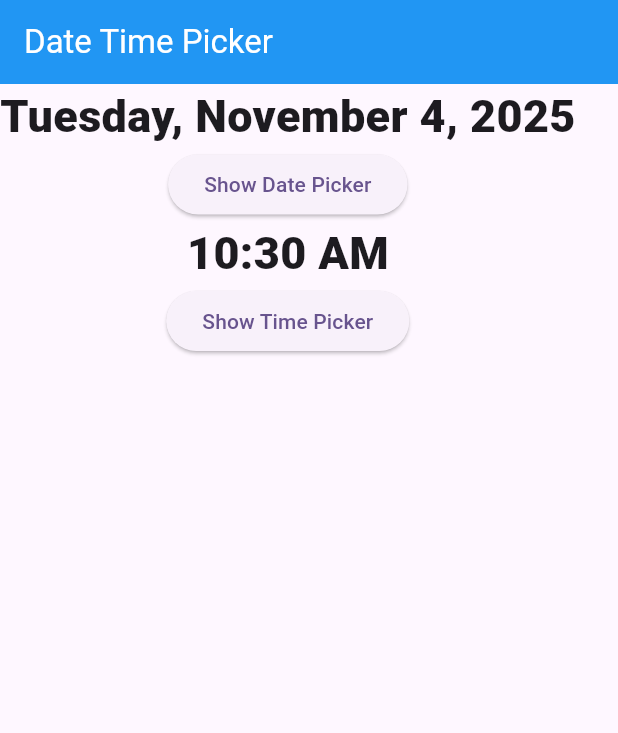
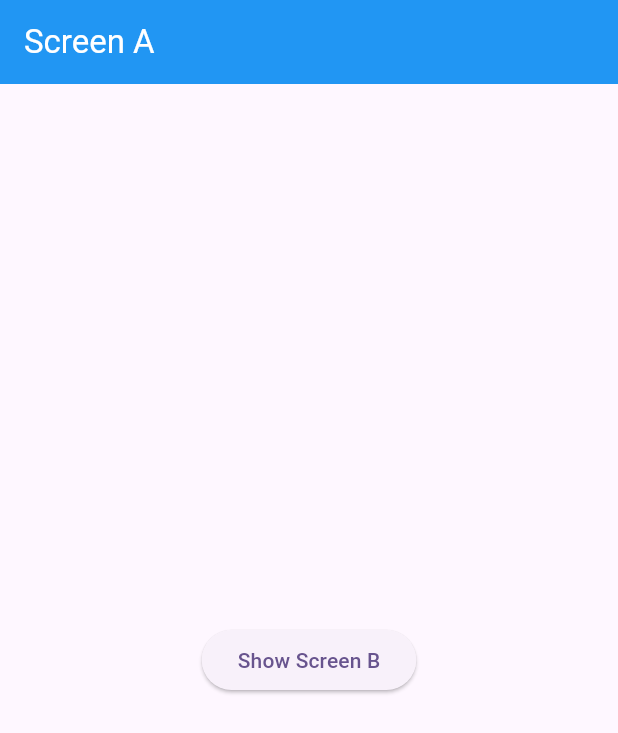
Before and after one commit to AbRehman536/Flutter_sec_7, a Flutter app: the screen it shows after launch, on a phone screen of 412 x 824 dp. Shown: the top 733 px of the screen. Run offline on Flutter 3.47's test engine with Material 3 defaults, Android fonts, the light colour scheme and no system bars; our stand-ins replace smooth_page_indicator.

Commit message:
Parameter done

```diff
--- a/lib/main.dart
+++ b/lib/main.dart
@@ -14,6 +14,7 @@ import 'package:flutter_sec_7/multiple_selection.dart';
 import 'package:flutter_sec_7/nested_row_column.dart';
 import 'package:flutter_sec_7/network_image.dart';
 import 'package:flutter_sec_7/page_view_screen.dart';
+import 'package:flutter_sec_7/passing_parameters/screen_a.dart';
 import 'package:flutter_sec_7/popup_menu.dart';
 import 'package:flutter_sec_7/row_column.dart';
 import 'package:flutter_sec_7/single_selection.dart';
@@ -51,7 +52,7 @@ class MyApp extends StatelessWidget {
         colorScheme: ColorScheme.fromSeed(seedColor: Colors.deepPurple),
         useMaterial3: true,
       ),
-      home: DateTimePicker(),
+      home: ScreenA(),
     );
   }
 }
--- /dev/null
+++ b/lib/passing_parameters/screen_a.dart
@@ -0,0 +1,24 @@
+import 'package:flutter/material.dart';
+import 'package:flutter_sec_7/passing_parameters/screen_b.dart';
+
+class ScreenA extends StatelessWidget {
+  const ScreenA({super.key});
+
+  @override
+  Widget build(BuildContext context) {
+    return Scaffold(
+      appBar: AppBar(
+        title: Text("Screen A"),
+        backgroundColor: Colors.blue,
+        foregroundColor: Colors.white,
+      ),
+      body: Center(
+        child: ElevatedButton(
+            onPressed: (){
+              Navigator.push(context, MaterialPageRoute(builder: (context)=>ScreenB(
+                name : "Ali",email:"ali@gmail.com"
+              )));
+            }, child: Text("Show Screen B")),),
+    );
+  }
+}
```
Also changed, not shown: lib/passing_parameters/screen_b.dart (added, +26 -0 lines).
